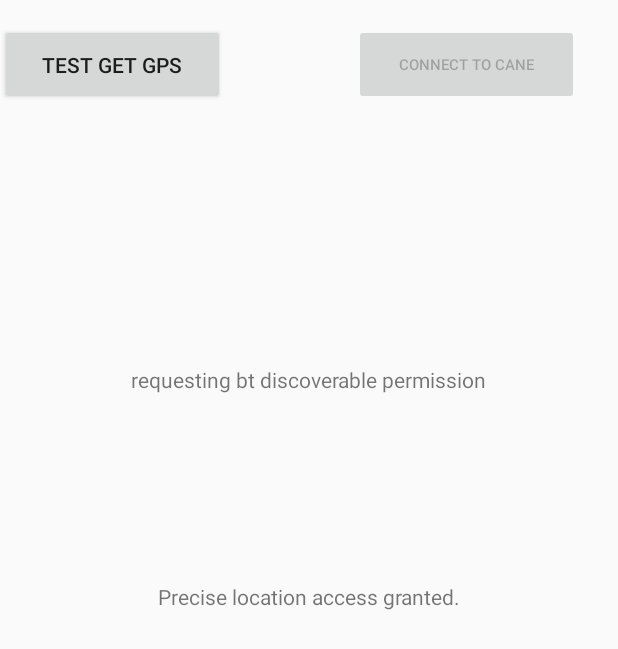
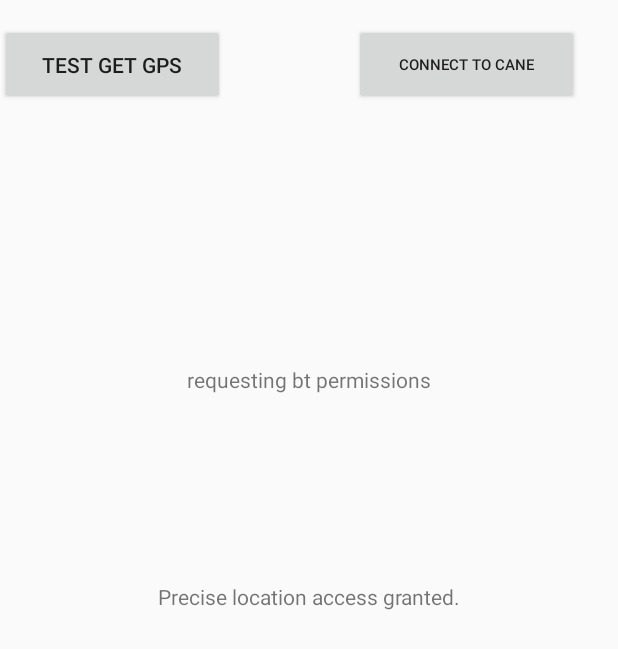
Before and after one commit to woaiwyhty/SmartCane, an Android app: the screen it shows after launch (MainActivity), after a tap on "CONNECT TO CANE", on a phone screen of 412 x 824 dp. Shown: the top 649 px of the screen. Run offline under Robolectric (Android 15) with nearby library versions, the phone set to English and light mode, and no system bars; 1 other tap on this screen came first.

Commit message:
some improvements

```diff
--- a/app/src/main/java/com/fydp/smartcane/BluetoothService.java
+++ b/app/src/main/java/com/fydp/smartcane/BluetoothService.java
@@ -49,8 +49,8 @@ public class BluetoothService {
     }
     public void getBtPermissions() {
         if (!hasBtPermission()) {
-            this.bt_status.setText("requesting bt discoverable permission");
-            Log.d(TAG, "requesting bt discoverable permission");
+            this.bt_status.setText("requesting bt permissions");
+            Log.d(TAG, "requesting bt permissions");
             String[] bt_permissions = {
                     Manifest.permission.BLUETOOTH_ADMIN,
                     Manifest.permission.BLUETOOTH,
@@ -94,7 +94,13 @@ public class BluetoothService {
     @SuppressLint("MissingPermission")
     public void connectToPi(String pi_name) {
         bt_conn_button.setEnabled(false);
+
+        if (!bt_adapter.isEnabled()) {
+            // enable bluetooth if not already enabled
+            bt_adapter.enable();
+        }
         if (!findPi(pi_name)) {
+            bt_conn_button.setEnabled(true);
             return;
         }
 
--- a/app/src/main/java/com/fydp/smartcane/MainActivity.java
+++ b/app/src/main/java/com/fydp/smartcane/MainActivity.java
@@ -40,14 +40,7 @@ public class MainActivity extends AppCompatActivity {
 
         initContentMain();
         initLocationPermission();
-        this.bt_service = new BluetoothService(this.bluetooth_conn_status, this.bt_conn_button, MainActivity.this);
-        this.bt_service.getBtPermissions();
-        this.bt_conn_button.setOnClickListener(new View.OnClickListener() {
-            @Override
-            public void onClick(View view) {
-                bt_service.connectToPi(PI_NAME);
-            }
-        });
+        initBluetoothService();
     }
 
     @Override
@@ -118,9 +111,19 @@ public class MainActivity extends AppCompatActivity {
                 setLocation(location);
             }
         });
+    }
 
+    private void initBluetoothService() {
         this.bluetooth_conn_status = findViewById(R.id.bluetooth_conn_status);
         this.bt_conn_button = findViewById(R.id.bt_conn_button);
+        this.bt_service = new BluetoothService(this.bluetooth_conn_status, this.bt_conn_button, MainActivity.this);
+        this.bt_service.getBtPermissions();
+        this.bt_conn_button.setOnClickListener(new View.OnClickListener() {
+            @Override
+            public void onClick(View view) {
+                bt_service.connectToPi(PI_NAME);
+            }
+        });
     }
 
 
```
